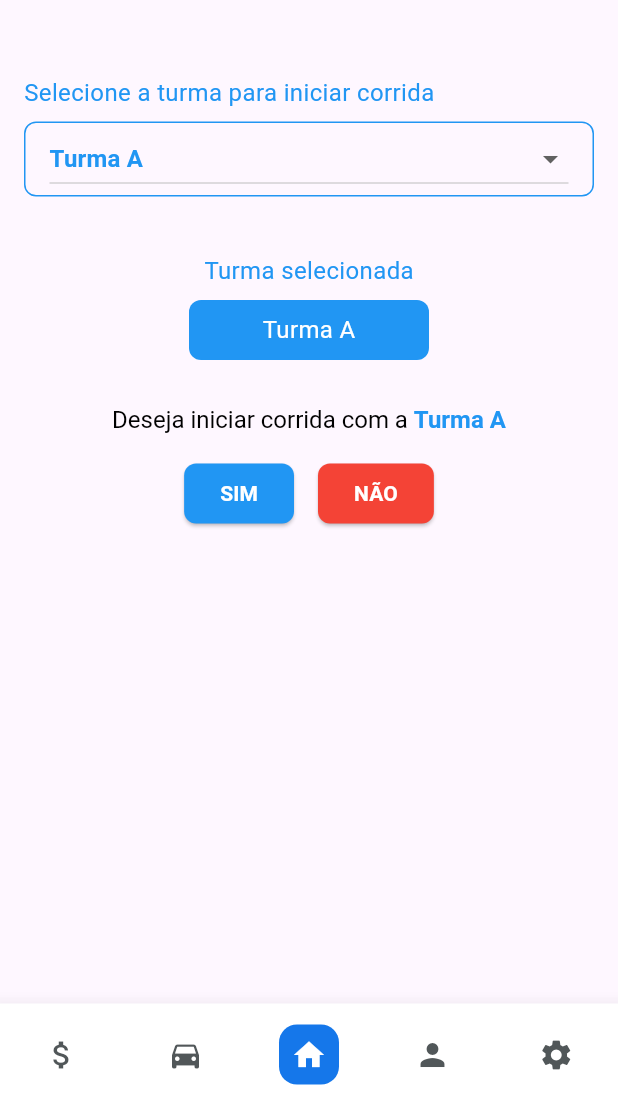
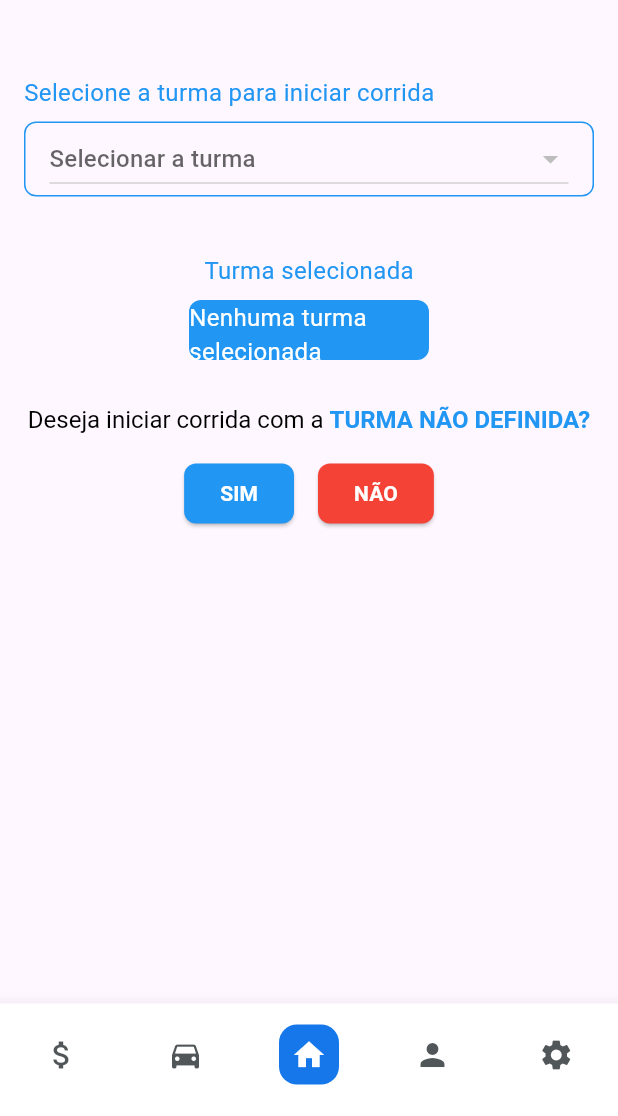
Before and after one commit to GabrielBandoch/APP-PAC2024, a Flutter app: the CreateClassScreen screen opened by its route, item 2 of the bottom bar chosen, on a phone screen of 412 x 824 dp, the part 120-1236 px from its top. Run offline on Flutter 3.47's test engine with Material 3 defaults, Android fonts, the phone set to English and light mode, and no system bars; our stand-ins replace cloud_firestore, firebase_auth, firebase_core; accounts and stored records are empty; network calls fail.

Commit message:
continuação
.

```diff
--- a/lib/main.dart
+++ b/lib/main.dart
@@ -40,7 +40,7 @@ void main() async {
   runApp(
     ChangeNotifierProvider(
       create: (context) => UserProvider(),
-      child: MyApp(),
+      child: const MyApp(),
     ),
   );
 }
--- a/lib/presetation/pages/ConfirmCode.dart
+++ b/lib/presetation/pages/ConfirmCode.dart
@@ -18,7 +18,7 @@ class ConfirmCodeScreen extends StatelessWidget {
           children: [
             Text(
               'Um e-mail foi enviado para: $email',
-              style: TextStyle(fontSize: 18, fontWeight: FontWeight.bold),
+              style: const TextStyle(fontSize: 18, fontWeight: FontWeight.bold),
               textAlign: TextAlign.center,
             ),
             const SizedBox(height: 20),
@@ -32,12 +32,12 @@ class ConfirmCodeScreen extends StatelessWidget {
               onPressed: () {
                 Navigator.pop(context);
               },
-              child: const Text("Voltar"),
               style: ElevatedButton.styleFrom(
                 backgroundColor: Colors.blue,
                 padding:
                     const EdgeInsets.symmetric(vertical: 12, horizontal: 50),
               ),
+              child: const Text("Voltar"),
             ),
           ],
         ),
--- a/lib/presetation/pages/Driver/create_class.dart
+++ b/lib/presetation/pages/Driver/create_class.dart
@@ -165,7 +165,7 @@ class _CreateClassScreenState extends State<CreateClassScreen> {
                                           const BorderSide(color: Colors.blue),
                                     ),
                                   ),
-                                  child: Text(
+                                  child: const Text(
                                     'Editar',
                                     style: TextStyle(color: Colors.blue),
                                   ),
@@ -195,7 +195,7 @@ class _CreateClassScreenState extends State<CreateClassScreen> {
                     ),
                     backgroundColor: Colors.blue,
                   ),
-                  child: Text(
+                  child: const Text(
                     'Criar Turma',
                     style: TextStyle(
                         fontSize: 20,
--- a/lib/presetation/pages/Driver/locationClass.dart
+++ b/lib/presetation/pages/Driver/locationClass.dart
@@ -199,7 +199,7 @@ class _CreateClassPageState extends State<CreateClassPage> {
                               borderRadius: BorderRadius.circular(30),
                               borderSide: const BorderSide(color: Colors.blue),
                             ),
-                            suffixIcon: Icon(
+                            suffixIcon: const Icon(
                               Icons.search,
                               color: Colors.blue,
                             ),
@@ -249,7 +249,7 @@ class _CreateClassPageState extends State<CreateClassPage> {
                           return Card(
                             shape: RoundedRectangleBorder(
                               borderRadius: BorderRadius.circular(10),
-                              side: BorderSide(color: Colors.blue, width: 2),
+                              side: const BorderSide(color: Colors.blue, width: 2),
                             ),
                             margin: const EdgeInsets.only(bottom: 8),
                             child: ListTile(
--- a/lib/presetation/pages/Driver/locationStudent.dart
+++ b/lib/presetation/pages/Driver/locationStudent.dart
@@ -1,6 +1,8 @@
 import 'package:flutter/material.dart';
 
 class location_s extends StatefulWidget {
+  const location_s({super.key});
+
   @override
   _Location_s createState() => _Location_s();
 }
@@ -39,7 +41,7 @@ class _Location_s extends State<location_s> {
           ),
           Expanded(
             child: ListView(
-              children: [
+              children: const [
                 StatusCard(
                   userName: 'Francisco Costa',
                   avatarUrl: 'https://example.com/avatar.jpg',
--- a/lib/presetation/pages/Driver/start_race.dart
+++ b/lib/presetation/pages/Driver/start_race.dart
@@ -1,6 +1,9 @@
 import 'package:flutter/material.dart';
-import 'package:pac20242/presetation/widgets/navigationBarComplete.dart';
+import 'package:pac20242/Provider/userProvider.dart';
+import 'package:pac20242/presetation/pages/Driver/locationStudent.dart';
 import 'package:pac20242/presetation/widgets/sideMenu.dart';
+import 'package:pac20242/utils/firebase_services.dart';
+import 'package:provider/provider.dart';
 
 class StartRace extends StatefulWidget {
   const StartRace({super.key});
@@ -12,7 +15,37 @@ class StartRace extends StatefulWidget {
 class _StartRace extends State<StartRace> {
   int _selectedIndex = 2;
   bool isSideMenuOpen = false;
-  String? _selectedClass = 'Turma A';
+  String? _selectedClass;
+  List<String> _classes = [];
+  final FireStoreServices firestoreServices = FireStoreServices();
+
+  // Função para buscar turmas do Firebase
+  Future<void> _fetchClasses() async {
+    try {
+      final motoristaId = Provider.of<UserProvider>(context, listen: false).uid;
+
+      if (motoristaId == null) {
+        print('Erro: motoristaId não encontrado');
+        return;
+      }
+
+      final fetchedClasses = await firestoreServices.fetchClasses(motoristaId);
+      setState(() {
+        _classes = fetchedClasses;
+        _selectedClass = _classes.isNotEmpty
+            ? _classes[0]
+            : null; // Seleciona a primeira turma por padrão
+      });
+    } catch (e) {
+      print('Erro ao carregar turmas: $e');
+    }
+  }
+
+  @override
+  void initState() {
+    super.initState();
+    _fetchClasses(); // Chama a função para buscar turmas ao iniciar o widget
+  }
 
   void _onItemTapped(int index) {
     setState(() {
@@ -63,8 +96,7 @@ class _StartRace extends State<StartRace> {
                         isExpanded: true,
                         value: _selectedClass,
                         hint: const Text("Selecionar a turma"),
-                        items: <String>['Turma A', 'Turma B', 'Turma C']
-                            .map((String value) {
+                        items: _classes.map((String value) {
                           return DropdownMenuItem<String>(
                             value: value,
                             child: Text(
@@ -103,8 +135,9 @@ class _StartRace extends State<StartRace> {
                     ),
                     child: Center(
                       child: Text(
-                        _selectedClass ?? 'Turma A',
-                        style: const TextStyle(color: Colors.white, fontSize: 16),
+                        _selectedClass ?? 'Nenhuma turma selecionada',
+                        style:
+                            const TextStyle(color: Colors.white, fontSize: 16),
                       ),
                     ),
                   ),
@@ -119,7 +152,7 @@ class _StartRace extends State<StartRace> {
                       style: const TextStyle(color: Colors.black, fontSize: 16),
                       children: <TextSpan>[
                         TextSpan(
-                          text: _selectedClass ?? 'TURMA A?',
+                          text: _selectedClass ?? 'TURMA NÃO DEFINIDA?',
                           style: const TextStyle(
                               color: Colors.blue, fontWeight: FontWeight.bold),
                         ),
@@ -132,7 +165,7 @@ class _StartRace extends State<StartRace> {
                     children: [
                       ElevatedButton(
                         onPressed: () {
-                          Navigator.pushNamed(context, '/locatinStudent');
+                          Navigator.pushNamed(context, '/locationStudent');
                         },
                         style: ElevatedButton.styleFrom(
                           backgroundColor: Colors.blue,
@@ -143,8 +176,7 @@ class _StartRace extends State<StartRace> {
                         child: const Text(
                           'SIM',
                           style: TextStyle(
-                              color: Colors.white,
-                              fontWeight: FontWeight.bold),
+                              color: Colors.white, fontWeight: FontWeight.bold),
                         ),
                       ),
                       const SizedBox(width: 16),
@@ -161,8 +193,7 @@ class _StartRace extends State<StartRace> {
                         child: const Text(
                           'NÃO',
                           style: TextStyle(
-                              color: Colors.white,
-                              fontWeight: FontWeight.bold),
+                              color: Colors.white, fontWeight: FontWeight.bold),
                         ),
                       ),
                     ],
@@ -199,62 +230,3 @@ class _StartRace extends State<StartRace> {
     );
   }
 }
-class UserHeader extends StatelessWidget {
-  final String userName;
-  final String avatarUrl;
-  final VoidCallback onAvatarTap;
-
-  const UserHeader({
-    Key? key,
-    required this.userName,
-    required this.avatarUrl,
-    required this.onAvatarTap,
-  }) : super(key: key);
-
-  @override
-  Widget build(BuildContext context) {
-    return Container(
-      width: 340,
-      height: 64,
-      decoration: BoxDecoration(
-        borderRadius: BorderRadius.circular(12),
-        border: Border.all(
-          color: const Color(0xFF1577EA),
-          width: 2,
-        ),
-        color: Colors.white,
-      ),
-      child: Row(
-        mainAxisAlignment: MainAxisAlignment.spaceBetween,
-        children: [
-          Padding(
-            padding: const EdgeInsets.all(8.0),
-            child: GestureDetector(
-              onTap: onAvatarTap,
-              child: CircleAvatar(
-                backgroundImage: NetworkImage(avatarUrl),
-                radius: 24,
-              ),
-            ),
-          ),
-          Text(
-            'Olá, $userName',
-            style: const TextStyle(
-              fontSize: 18,
-              fontWeight: FontWeight.bold,
-              color: Colors.black,
-            ),
-          ),
-          const Padding(
-            padding: EdgeInsets.all(8.0),
-            child: Icon(
-              Icons.notifications,
-              color: Colors.black,
-              size: 28,
-            ),
-          ),
-        ],
-      ),
-    );
-  }
-}
--- a/lib/presetation/pages/login_screen.dart
+++ b/lib/presetation/pages/login_screen.dart
@@ -230,7 +230,7 @@ class _LoginScreen extends State<LoginScreen> {
                       padding: const EdgeInsets.only(top: 10),
                       child: Text(
                         _errorMessage,
-                        style: TextStyle(
+                        style: const TextStyle(
                           color: Colors.red,
                           fontSize: 14,
                           fontWeight: FontWeight.bold,
--- a/lib/presetation/pages/myAccount_screen.dart
+++ b/lib/presetation/pages/myAccount_screen.dart
@@ -43,7 +43,6 @@ class _ProfileScreenState extends State<ProfileScreen> {
     userId = userProvider.user!.uid;
     userRole = userProvider.userRole ?? 'aluno';
 
-    // Buscar dados do aluno ou condutor
     if (userRole == 'aluno') {
       userData = await _firestoreServices.getAlunoData(userId) ?? {};
     } else {
@@ -76,7 +75,6 @@ class _ProfileScreenState extends State<ProfileScreen> {
   }
 
   void _deleteAccount() async {
-    // Armazena o contexto principal (fora do diálogo)
     final mainContext = context;
 
     showDialog(
--- a/lib/presetation/pages/payment_screen.dart
+++ b/lib/presetation/pages/payment_screen.dart
@@ -267,7 +267,7 @@ class _PaymentScreenState extends State<PaymentScreen> {
                 Padding(
                   padding: const EdgeInsets.only(top: 10),
                   child: Text("Aluno Selecionado: $selectedStudent",
-                      style: TextStyle(fontSize: 16)),
+                      style: const TextStyle(fontSize: 16)),
                 ),
               TextField(
                 controller: _dateController,
--- a/lib/utils/firebase_auth.dart
+++ b/lib/utils/firebase_auth.dart
@@ -70,19 +70,19 @@ class AuthService {
         RegExp(r"^[a-zA-Z0-9._%+-]+@[a-zA-Z0-9.-]+\.[a-zA-Z]{2,4}$")
             .hasMatch(email)) {
       ScaffoldMessenger.of(context).showSnackBar(
-          SnackBar(content: Text("Por favor, insira um e-mail válido.")));
+          const SnackBar(content: Text("Por favor, insira um e-mail válido.")));
       return;
     }
     showDialog(
       context: context,
       barrierDismissible: false,
-      builder: (context) => Center(child: CircularProgressIndicator()),
+      builder: (context) => const Center(child: CircularProgressIndicator()),
     );
 
     try {
       await _auth.sendPasswordResetEmail(email: email);
       Navigator.of(context).pop();
-      ScaffoldMessenger.of(context).showSnackBar(SnackBar(
+      ScaffoldMessenger.of(context).showSnackBar(const SnackBar(
           content: Text("E-Mail de redefinição enviado com sucesso.")));
     } catch (e) {
       Navigator.of(context).pop();
--- a/lib/utils/firebase_services.dart
+++ b/lib/utils/firebase_services.dart
@@ -390,7 +390,7 @@ class FireStoreServices {
           .collection('aluno')
           .where('nome', isGreaterThanOrEqualTo: searchTerm)
           .where('nome',
-              isLessThanOrEqualTo: searchTerm + '\uf8ff') // Busca por prefixo
+              isLessThanOrEqualTo: '$searchTerm\uf8ff') // Busca por prefixo
           .get();
 
       // Mapear os resultados para uma lista de mapas
--- a/pubspec.yaml
+++ b/pubspec.yaml
@@ -14,6 +14,10 @@ dependencies:
   firebase_auth: ^5.3.3
   provider: ^6.1.2
   intl: ^0.20.1
+  printing: ^5.13.4
+  pdf: ^3.11.1
+  signature: ^5.5.0
+  image: ^4.3.0
 
 dev_dependencies:
   flutter_test:
```
Also changed, not shown: lib/presetation/pages/Driver/reschedule_payment.dart (+28 -26 lines), lib/presetation/pages/forgotPassL_screen.dart (+6 -6 lines), lib/presetation/widgets/searchAluno.dart (+5 -3 lines), pubspec.lock, 5 other files.
